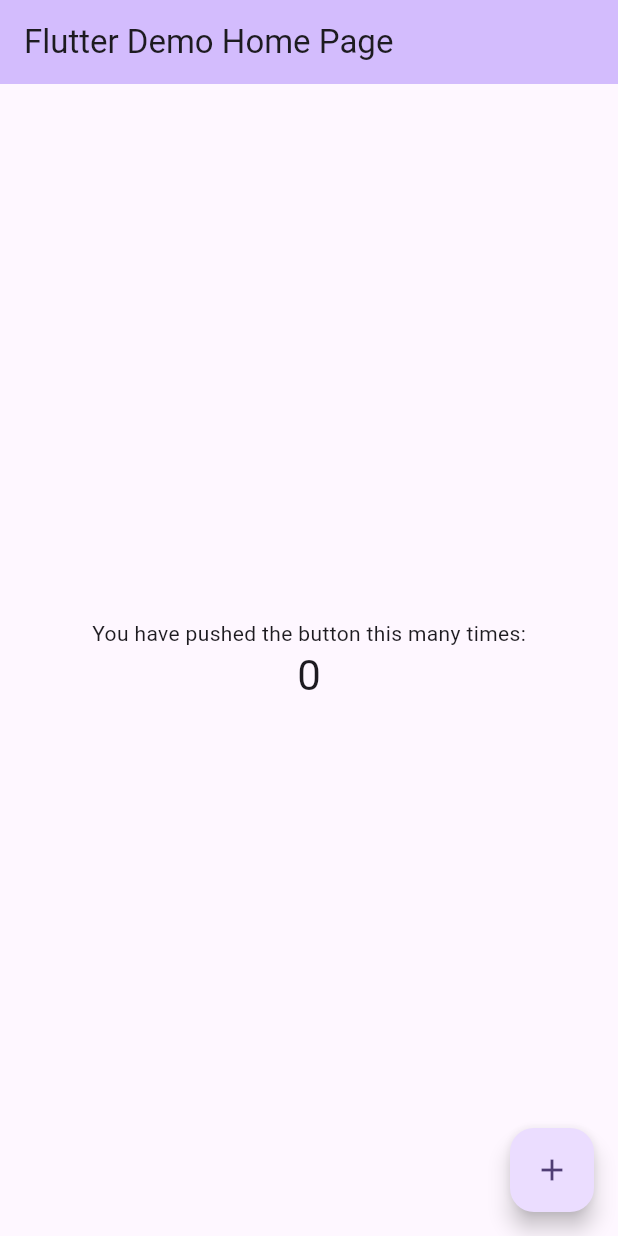
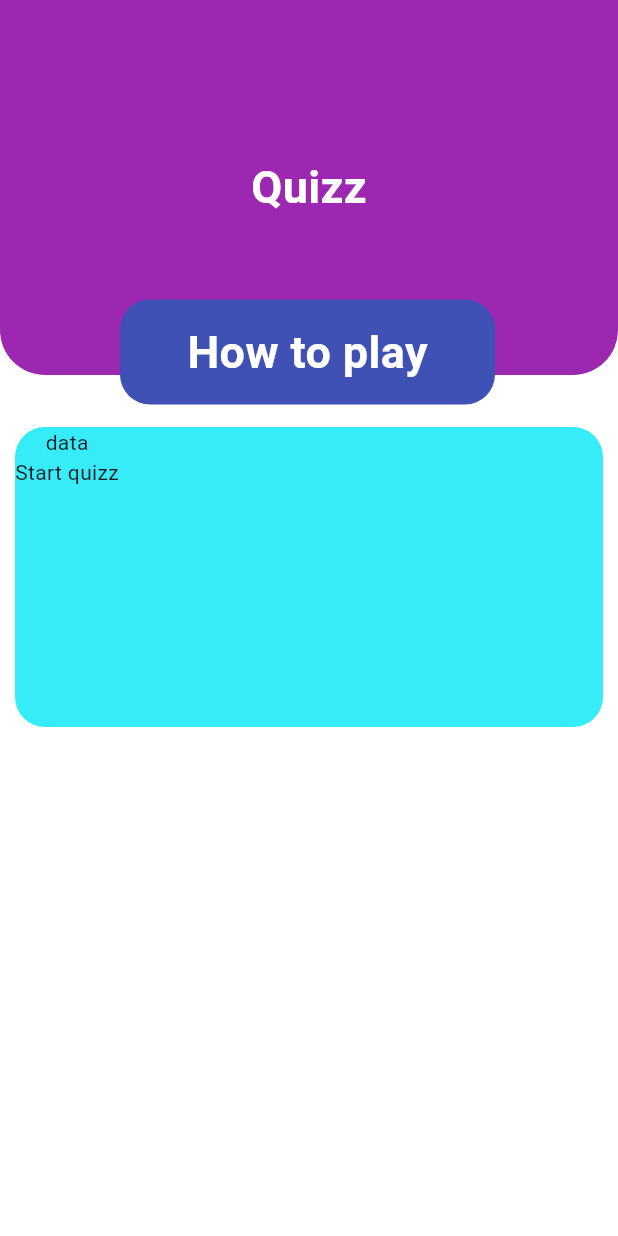
Before and after one commit to diaazg/quizz_game, a Flutter app: the screen it shows after launch, on a phone screen of 412 x 824 dp. Run offline on Flutter 3.47's test engine with Material 3 defaults, Android fonts, the phone set to English and light mode, and no system bars.

Commit message:
home screen

```diff
--- /dev/null
+++ b/lib/constants/styles.dart
@@ -0,0 +1,3 @@
+import 'package:flutter/material.dart';
+
+const mainTitle =TextStyle(fontSize: 30, fontWeight: FontWeight.bold, color: Colors.white);
--- a/lib/domain/entity/question.dart
+++ b/lib/domain/entity/question.dart
@@ -4,6 +4,7 @@ class Question<T>{
   String answer ;
   Duration duration;
   List<T> _suggestions = [];
+
 
 
   Question({required this.title,required this.duration,required this.answer,required List<T> suggestions}){
--- a/lib/main.dart
+++ b/lib/main.dart
@@ -1,4 +1,5 @@
 import 'package:flutter/material.dart';
+import 'package:quizz_game/view/presentation/screen/home_page.dart';
 
 void main() {
   runApp(const MyApp());
@@ -10,116 +11,9 @@ class MyApp extends StatelessWidget {
   // This widget is the root of your application.
   @override
   Widget build(BuildContext context) {
-    return MaterialApp(
-      title: 'Flutter Demo',
-      theme: ThemeData(
-        // This is the theme of your application.
-        //
-        // TRY THIS: Try running your application with "flutter run". You'll see
-        // the application has a purple toolbar. Then, without quitting the app,
-        // try changing the seedColor in the colorScheme below to Colors.green
-        // and then invoke "hot reload" (save your changes or press the "hot
-        // reload" button in a Flutter-supported IDE, or press "r" if you used
-        // the command line to start the app).
-        //
-        // Notice that the counter didn't reset back to zero; the application
-        // state is not lost during the reload. To reset the state, use hot
-        // restart instead.
-        //
-        // This works for code too, not just values: Most code changes can be
-        // tested with just a hot reload.
-        colorScheme: ColorScheme.fromSeed(seedColor: Colors.deepPurple),
-        useMaterial3: true,
-      ),
-      home: const MyHomePage(title: 'Flutter Demo Home Page'),
+    return const MaterialApp(
+      title: 'Quizz App',
+      home: HomeScreen(),
     );
   }
 }
-
-class MyHomePage extends StatefulWidget {
-  const MyHomePage({super.key, required this.title});
-
-  // This widget is the home page of your application. It is stateful, meaning
-  // that it has a State object (defined below) that contains fields that affect
-  // how it looks.
-
-  // This class is the configuration for the state. It holds the values (in this
-  // case the title) provided by the parent (in this case the App widget) and
-  // used by the build method of the State. Fields in a Widget subclass are
-  // always marked "final".
-
-  final String title;
-
-  @override
-  State<MyHomePage> createState() => _MyHomePageState();
-}
-
-class _MyHomePageState extends State<MyHomePage> {
-  int _counter = 0;
-
-  void _incrementCounter() {
-    setState(() {
-      // This call to setState tells the Flutter framework that something has
-      // changed in this State, which causes it to rerun the build method below
-      // so that the display can reflect the updated values. If we changed
-      // _counter without calling setState(), then the build method would not be
-      // called again, and so nothing would appear to happen.
-      _counter++;
-    });
-  }
-
-  @override
-  Widget build(BuildContext context) {
-    // This method is rerun every time setState is called, for instance as done
-    // by the _incrementCounter method above.
-    //
-    // The Flutter framework has been optimized to make rerunning build methods
-    // fast, so that you can just rebuild anything that needs updating rather
-    // than having to individually change instances of widgets.
-    return Scaffold(
-      appBar: AppBar(
-        // TRY THIS: Try changing the color here to a specific color (to
-        // Colors.amber, perhaps?) and trigger a hot reload to see the AppBar
-        // change color while the other colors stay the same.
-        backgroundColor: Theme.of(context).colorScheme.inversePrimary,
-        // Here we take the value from the MyHomePage object that was created by
-        // the App.build method, and use it to set our appbar title.
-        title: Text(widget.title),
-      ),
-      body: Center(
-        // Center is a layout widget. It takes a single child and positions it
-        // in the middle of the parent.
-        child: Column(
-          // Column is also a layout widget. It takes a list of children and
-          // arranges them vertically. By default, it sizes itself to fit its
-          // children horizontally, and tries to be as tall as its parent.
-          //
-          // Column has various properties to control how it sizes itself and
-          // how it positions its children. Here we use mainAxisAlignment to
-          // center the children vertically; the main axis here is the vertical
-          // axis because Columns are vertical (the cross axis would be
-          // horizontal).
-          //
-          // TRY THIS: Invoke "debug painting" (choose the "Toggle Debug Paint"
-          // action in the IDE, or press "p" in the console), to see the
-          // wireframe for each widget.
-          mainAxisAlignment: MainAxisAlignment.center,
-          children: <Widget>[
-            const Text(
-              'You have pushed the button this many times:',
-            ),
-            Text(
-              '$_counter',
-              style: Theme.of(context).textTheme.headlineMedium,
-            ),
-          ],
-        ),
-      ),
-      floatingActionButton: FloatingActionButton(
-        onPressed: _incrementCounter,
-        tooltip: 'Increment',
-        child: const Icon(Icons.add),
-      ), // This trailing comma makes auto-formatting nicer for build methods.
-    );
-  }
-}
--- a/lib/view/presentation/screen/home_page.dart
+++ b/lib/view/presentation/screen/home_page.dart
@@ -0,0 +1,92 @@
+import 'package:flutter/cupertino.dart';
+import 'package:flutter/material.dart';
+import 'package:flutter/widgets.dart';
+import 'package:quizz_game/constants/styles.dart';
+import 'package:quizz_game/view/presentation/widget/how_to_play.dart';
+
+class HomeScreen extends StatelessWidget {
+  const HomeScreen({super.key});
+
+  @override
+  Widget build(BuildContext context) {
+    return  SafeArea(
+      child: Scaffold(
+        backgroundColor: Colors.white,
+        body: Column(
+          children: [
+             Expanded(
+              flex: 1,
+              child: Stack(
+
+                clipBehavior: Clip.none,
+                children: [
+                  Container(
+                    height: 250,
+                    decoration: const BoxDecoration(
+                      color: Colors.purple,
+                      borderRadius: BorderRadius.vertical(
+                        bottom: Radius.circular(30)
+                        )
+                    ),
+                    child: const Center(
+                      child: Text(
+
+                        "Quizz",
+                        style: mainTitle,
+                      ),
+                    ),
+                  ),
+                  HowToPlay(title: "How to play",)
+                ],
+
+              )
+              ),
+              Expanded(
+                flex: 2,
+                child: Column(
+                  children: [
+                    QuizzCard()
+                  ],
+                )
+
+                  )
+          ],
+        ),
+      )
+    );
+  }
+}
+
+class QuizzCard extends StatelessWidget {
+  const QuizzCard({
+    super.key,
+  });
+
+  @override
+  Widget build(BuildContext context) {
+    return Container(
+      height: 200,
+      margin: const EdgeInsets.all(10),
+      decoration: BoxDecoration(
+        borderRadius: BorderRadius.circular(20),
+        color: const Color(0xFF35ECF8)
+      ),
+      child: Row(
+        mainAxisAlignment: MainAxisAlignment.start,
+        children: [
+          Column(
+            children: [
+              Text("data"),
+              Container(
+                child: Center(
+                  child: Text("Start quizz"),
+                ),
+              )
+            ],
+          ),
+
+        ],
+      ),
+    );
+  }
+}
--- /dev/null
+++ b/lib/view/presentation/widget/how_to_play.dart
@@ -0,0 +1,34 @@
+import 'package:flutter/material.dart';
+import 'package:quizz_game/constants/styles.dart';
+
+// ignore: must_be_immutable
+class HowToPlay extends StatelessWidget {
+  HowToPlay({
+    required  this.title,
+    super.key,
+  });
+
+   String title;
+
+  @override
+  Widget build(BuildContext context) {
+    return Positioned(
+      bottom: 5,
+      right: 82,
+      child: Container(
+        height: 70,
+        width: 250,
+        decoration: BoxDecoration(
+          color: Colors.indigo,
+          borderRadius: BorderRadius.circular(20)
+        ),
+        child: Center(
+          child: Text(
+            title,
+            style: mainTitle
+          ),
+        ),
+      ),
+    );
+  }
+}
```
